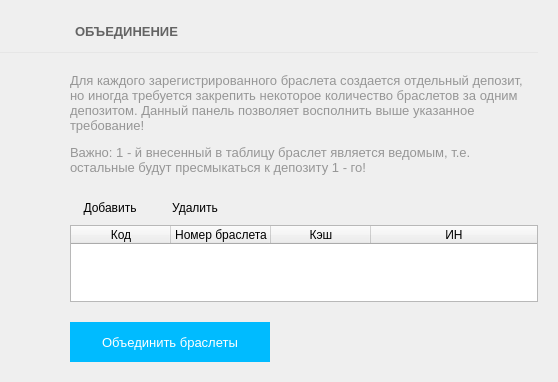
First picture: the form in Client/forms/UniteForm.ui, repository Baxulio/Attraction, before the edit.
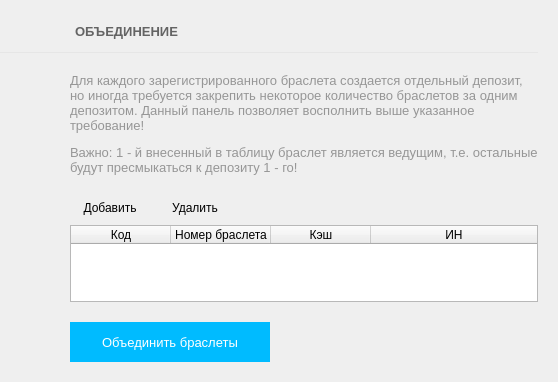
Second picture: the form after the edit. Icons and pictures are not drawn.

Diff of the .ui file:
```diff
--- a/Client/forms/UniteForm.ui
+++ b/Client/forms/UniteForm.ui
@@ -175,7 +175,7 @@
           </font>
          </property>
          <property name="text">
-          <string>&lt;html&gt;&lt;head/&gt;&lt;body&gt;&lt;p&gt;&lt;span style=&quot; color:#969696;&quot;&gt;Для каждого зарегистрированного браслета создается отдельный депозит, но иногда требуется закрепить некоторое количество браслетов за одним депозитом. Данный панель позволяет восполнить выше указанное требование! &lt;/span&gt;&lt;/p&gt;&lt;p&gt;&lt;span style=&quot; color:#969696;&quot;&gt;Важно: 1 - й внесенный в таблицу браслет является ведомым, т.е. остальные будут пресмыкаться к депозиту 1 - го! &lt;/span&gt;&lt;/p&gt;&lt;/body&gt;&lt;/html&gt;</string>
+          <string>&lt;html&gt;&lt;head/&gt;&lt;body&gt;&lt;p&gt;&lt;span style=&quot; color:#969696;&quot;&gt;Для каждого зарегистрированного браслета создается отдельный депозит, но иногда требуется закрепить некоторое количество браслетов за одним депозитом. Данный панель позволяет восполнить выше указанное требование! &lt;/span&gt;&lt;/p&gt;&lt;p&gt;&lt;span style=&quot; color:#969696;&quot;&gt;Важно: 1 - й внесенный в таблицу браслет является ведущим, т.е. остальные будут пресмыкаться к депозиту 1 - го! &lt;/span&gt;&lt;/p&gt;&lt;/body&gt;&lt;/html&gt;</string>
          </property>
          <property name="wordWrap">
           <bool>true</bool>
```
